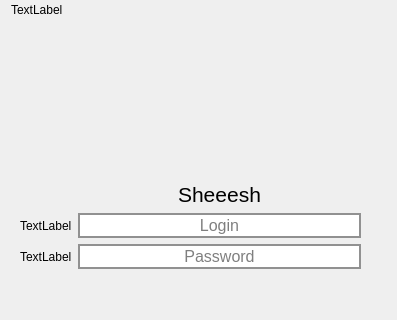
This is authenticationform.ui in UsualUserForGit/QTInstantMessagingClient as Qt 5 draws it before an edit; both pictures show x 0 to 397 and y 88 to 408 of the 397 by 559 pixel window. The edited form follows.
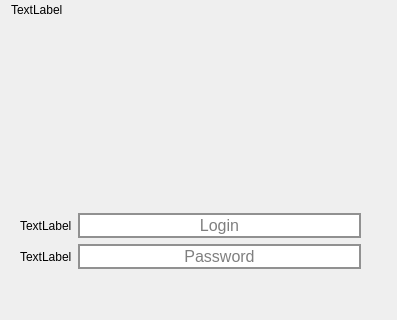
This is the edited form.

The edit to the form file:
```diff
--- a/authenticationform.ui
+++ b/authenticationform.ui
@@ -183,18 +183,21 @@
           <widget class="QLabel" name="label">
            <property name="font">
             <font>
-             <pointsize>16</pointsize>
+             <pointsize>14</pointsize>
             </font>
            </property>
            <property name="styleSheet">
-            <string notr="true">color:black; </string>
+            <string notr="true">color:transparent; </string>
            </property>
            <property name="text">
-            <string>Sheeesh</string>
+            <string>dasdasdas</string>
            </property>
            <property name="alignment">
             <set>Qt::AlignBottom|Qt::AlignHCenter</set>
            </property>
+           <property name="wordWrap">
+            <bool>true</bool>
+           </property>
           </widget>
          </item>
         </layout>
```
Left out of the diff: 8 changed lines with no effect on the pictures.
